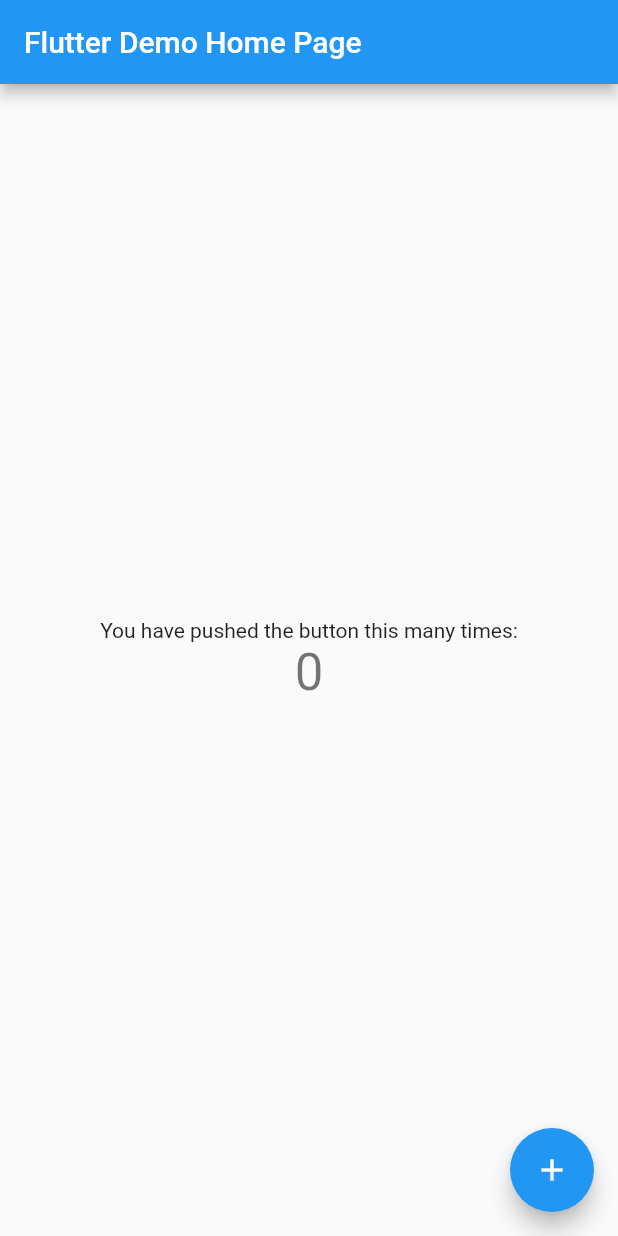
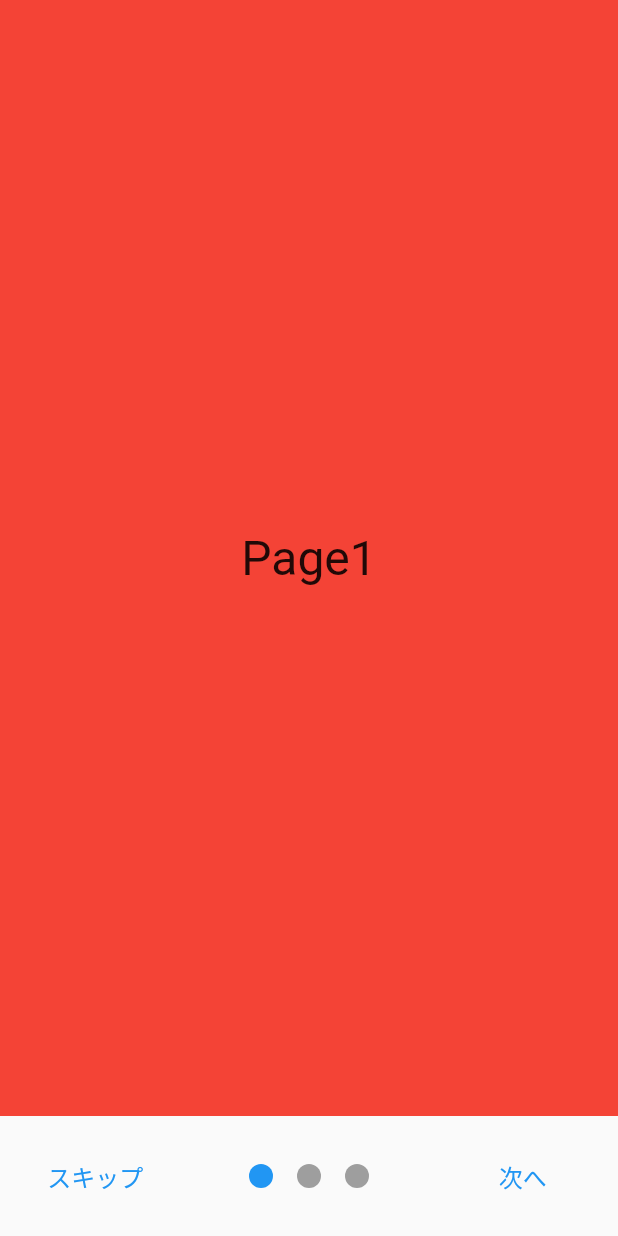
Before and after one commit to seiyu-nico/flutter-walk-through, a Flutter app: the screen it shows after launch, on a phone screen of 412 x 824 dp. Run offline on Flutter 3.47's test engine with Material 2 defaults, Android fonts, the phone set to English and light mode, and no system bars; drawn by our look-alikes of smooth_page_indicator; our stand-ins replace shared_preferences.

```diff
--- a/lib/main.dart
+++ b/lib/main.dart
@@ -1,68 +1,34 @@
 // Flutter imports:
 import 'package:flutter/material.dart';
 
-void main() {
-  runApp(const MyApp());
+// Package imports:
+import 'package:shared_preferences/shared_preferences.dart';
+
+// Project imports:
+import 'package:flutter_walk_through/screens/home_screen.dart';
+import 'package:flutter_walk_through/screens/walk_through_screen.dart';
+
+void main() async {
+  WidgetsFlutterBinding.ensureInitialized();
+  final prefs = await SharedPreferences.getInstance();
+  final isWalkThroughDone = prefs.getBool('walkThroughDone') ?? false;
+  runApp(MyApp(isWalkThroughDone: isWalkThroughDone));
 }
 
 class MyApp extends StatelessWidget {
-  const MyApp({super.key});
+  final bool isWalkThroughDone;
+  const MyApp({Key? key, required this.isWalkThroughDone}) : super(key: key);
 
   // This widget is the root of your application.
   @override
   Widget build(BuildContext context) {
     return MaterialApp(
+      debugShowCheckedModeBanner: false,
       title: 'Flutter Demo',
       theme: ThemeData(
         primarySwatch: Colors.blue,
       ),
-      home: const MyHomePage(title: 'Flutter Demo Home Page'),
+      home: isWalkThroughDone ? const HomeScreen() : const WalkThroughScreen(),
     );
   }
 }
-
-class MyHomePage extends StatefulWidget {
-  const MyHomePage({super.key, required this.title});
-  final String title;
-
-  @override
-  State<MyHomePage> createState() => _MyHomePageState();
-}
-
-class _MyHomePageState extends State<MyHomePage> {
-  int _counter = 0;
-
-  void _incrementCounter() {
-    setState(() {
-      _counter++;
-    });
-  }
-
-  @override
-  Widget build(BuildContext context) {
-    return Scaffold(
-      appBar: AppBar(
-        title: Text(widget.title),
-      ),
-      body: Center(
-        child: Column(
-          mainAxisAlignment: MainAxisAlignment.center,
-          children: <Widget>[
-            const Text(
-              'You have pushed the button this many times:',
-            ),
-            Text(
-              '$_counter',
-              style: Theme.of(context).textTheme.headlineMedium,
-            ),
-          ],
-        ),
-      ),
-      floatingActionButton: FloatingActionButton(
-        onPressed: _incrementCounter,
-        tooltip: 'Increment',
-        child: const Icon(Icons.add),
-      ),
-    );
-  }
-}
--- /dev/null
+++ b/lib/screens/walk_through_screen.dart
@@ -0,0 +1,127 @@
+// Flutter imports:
+import 'package:flutter/material.dart';
+
+// Package imports:
+import 'package:shared_preferences/shared_preferences.dart';
+import 'package:smooth_page_indicator/smooth_page_indicator.dart';
+
+// Project imports:
+import 'package:flutter_walk_through/screens/home_screen.dart';
+import 'package:flutter_walk_through/widgets/walk_through/page1.dart';
+import 'package:flutter_walk_through/widgets/walk_through/page2.dart';
+import 'package:flutter_walk_through/widgets/walk_through/page3.dart';
+
+class WalkThroughScreen extends StatefulWidget {
+  const WalkThroughScreen({super.key});
+
+  @override
+  State<WalkThroughScreen> createState() => _WalkThroughScreenState();
+}
+
+class _WalkThroughScreenState extends State<WalkThroughScreen> {
+  final _controller = PageController();
+  bool isLastPage = false;
+
+  final List<Widget> _walkThroughPage = const [
+    Page1(),
+    Page2(),
+    Page3(),
+  ];
+
+  @override
+  void dispose() {
+    _controller.dispose();
+
+    super.dispose();
+  }
+
+  @override
+  Widget build(BuildContext context) {
+    return Scaffold(
+      body: Padding(
+        padding: const EdgeInsets.only(bottom: 80),
+        child: PageView(
+          onPageChanged: (index) {
+            setState(() {
+              isLastPage = index == _walkThroughPage.length - 1;
+            });
+          },
+          controller: _controller,
+          children: _walkThroughPage,
+        ),
+      ),
+      bottomSheet: Container(
+        padding: const EdgeInsets.symmetric(horizontal: 16),
+        height: 80,
+        child: isLastPage ? _buildStartBottom() : _buildWalkThrough(),
+      ),
+    );
+  }
+
+  Widget _buildStartBottom() {
+    return Center(
+      child: TextButton(
+        child: const Text(
+          'はじめる',
+          style: TextStyle(fontSize: 32),
+        ),
+        onPressed: () async {
+          final prefs = await SharedPreferences.getInstance();
+          prefs.setBool('walkThroughDone', true);
+          if (!mounted) return;
+          Navigator.of(context).pushReplacement(
+            MaterialPageRoute(
+              builder: (context) => const HomeScreen(),
+            ),
+          );
+        },
+      ),
+    );
+  }
+
+  Widget _buildWalkThrough() {
+    return Row(
+      mainAxisAlignment: MainAxisAlignment.spaceBetween,
+      children: [
+        Expanded(
+          child: TextButton(
+            onPressed: () => _controller.animateToPage(
+              _walkThroughPage.length - 1,
+              duration: const Duration(milliseconds: 500),
+              curve: Curves.easeInOut,
+            ),
+            child: const Text('スキップ', style: TextStyle(fontSize: 16)),
+          ),
+        ),
+        Expanded(
+          flex: 2,
+          child: Center(
+            child: SmoothPageIndicator(
+              controller: _controller,
+              count: _walkThroughPage.length,
+              effect: const WormEffect(
+                activeDotColor: Colors.blue,
+                spacing: 16,
+                dotColor: Colors.grey,
+              ),
+              onDotClicked: (index) => _controller.animateToPage(
+                index,
+                duration: const Duration(milliseconds: 500),
+                curve: Curves.easeInOut,
+              ),
+            ),
+          ),
+        ),
+        Expanded(
+          child: TextButton(
+            onPressed: () => _controller.nextPage(
+              duration: const Duration(milliseconds: 500),
+              curve: Curves.easeInOut,
+            ),
+            child: const Text('次へ', style: TextStyle(fontSize: 16)),
+          ),
+        )
+      ],
+    );
+  }
+}
--- /dev/null
+++ b/lib/widgets/walk_through/page1.dart
@@ -0,0 +1,18 @@
+// Flutter imports:
+import 'package:flutter/material.dart';
+
+class Page1 extends StatelessWidget {
+  const Page1({super.key});
+
+  @override
+  Widget build(BuildContext context) {
+    return Container(
+      color: Colors.red,
+      child: const Center(
+          child: Text(
+        'Page1',
+        style: TextStyle(fontSize: 32),
+      )),
+    );
+  }
+}
--- a/pubspec.yaml
+++ b/pubspec.yaml
@@ -36,6 +36,8 @@ dependencies:
   # Use with the CupertinoIcons class for iOS style icons.
   cupertino_icons: ^1.0.2
   import_sorter: ^4.6.0
+  smooth_page_indicator: ^1.0.1
+  shared_preferences: ^2.0.18
 
 dev_dependencies:
   flutter_test:
```
Also changed, not shown: lib/screens/home_screen.dart (added, +45 -0 lines), lib/widgets/walk_through/page2.dart (added, +19 -0 lines), lib/widgets/walk_through/page3.dart (added, +18 -0 lines), pubspec.lock, 1 other file.
